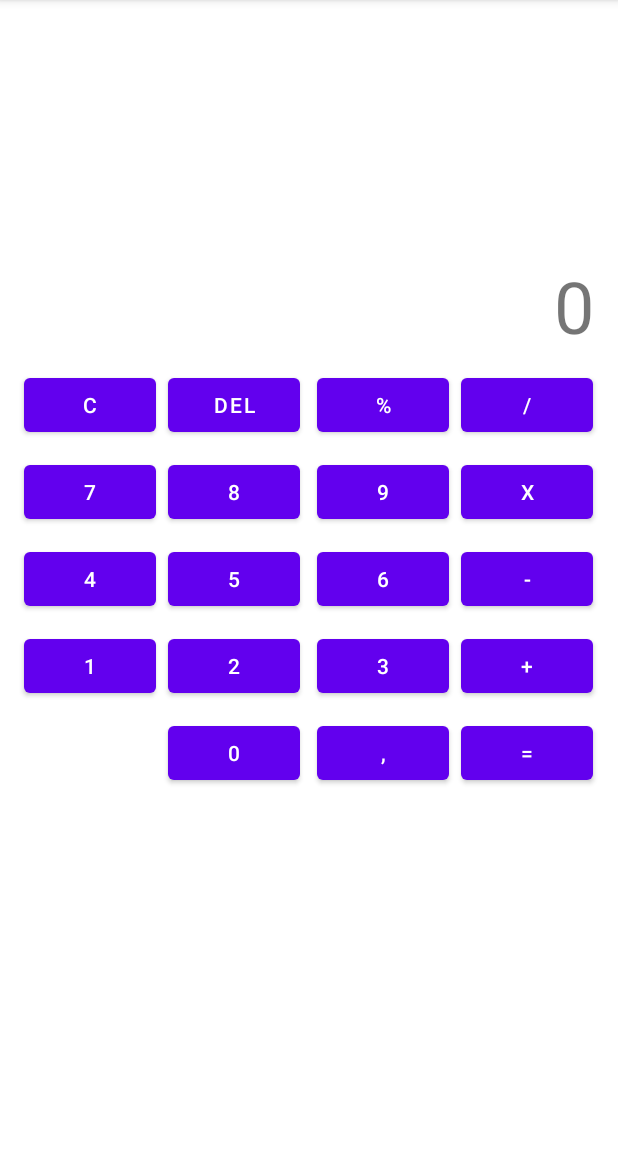
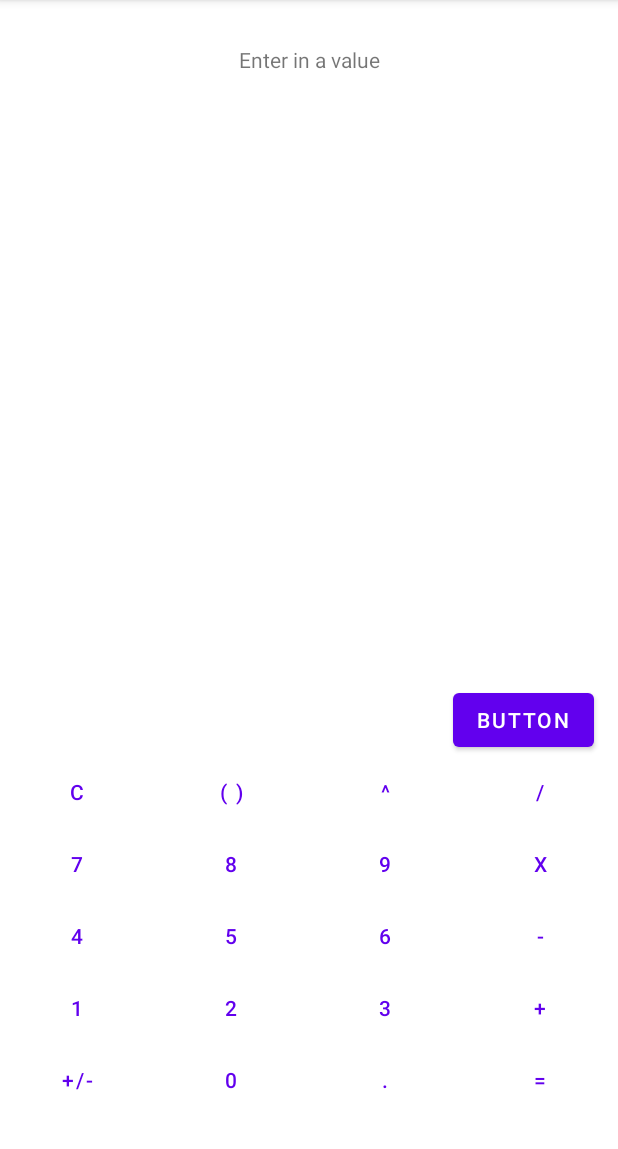
Before and after one commit to Nataniel-Antosik/Simple-Calculator, an Android app: the screen it shows after launch (MainActivity), on a phone screen of 412 x 824 dp, the part 84-1233 px from its top. Run offline under Robolectric (Android 15) with nearby library versions, the phone set to English and light mode, and no system bars.

Commit message:
Added calculator view, in android manifest locked landscape orientation. Added values to string.xml

```diff
--- a/SimpleCalculator/app/src/main/AndroidManifest.xml
+++ b/SimpleCalculator/app/src/main/AndroidManifest.xml
@@ -9,7 +9,9 @@
         android:roundIcon="@mipmap/ic_launcher_round"
         android:supportsRtl="true"
         android:theme="@style/Theme.SimpleCalculator">
-        <activity android:name=".MainActivity">
+        <activity
+            android:name=".MainActivity"
+            android:screenOrientation="portrait">
             <intent-filter>
                 <action android:name="android.intent.action.MAIN" />
 
--- a/SimpleCalculator/app/src/main/java/com/example/simplecalculator/MainActivity.java
+++ b/SimpleCalculator/app/src/main/java/com/example/simplecalculator/MainActivity.java
@@ -3,12 +3,53 @@ package com.example.simplecalculator;
 import androidx.appcompat.app.AppCompatActivity;
 
 import android.os.Bundle;
+import android.util.Log;
 
 public class MainActivity extends AppCompatActivity {
+
+    private static final String TAG = "MyActivity";
 
     @Override
     protected void onCreate(Bundle savedInstanceState) {
         super.onCreate(savedInstanceState);
         setContentView(R.layout.activity_main);
+
+        Log.i(TAG, "onCreate");
+    }
+
+    @Override
+    protected void onStart() {
+        super.onStart();
+        Log.i(TAG, "onStart");
+    }
+
+    @Override
+    protected void onResume() {
+        super.onResume();
+        Log.i(TAG, "onResume");
+    }
+
+    @Override
+    protected void onPause() {
+        super.onPause();
+        Log.i(TAG, "onPause");
+    }
+
+    @Override
+    protected void onDestroy() {
+        super.onDestroy();
+        Log.i(TAG, "onDestroy");
+    }
+
+    @Override
+    protected void onStop() {
+        super.onStop();
+        Log.i(TAG,"onStop");
+    }
+
+    @Override
+    protected void onRestart(){
+        super.onRestart();
+        Log.i(TAG, "onRestart");
     }
 }
--- a/SimpleCalculator/app/src/main/res/layout/activity_main.xml
+++ b/SimpleCalculator/app/src/main/res/layout/activity_main.xml
@@ -4,266 +4,223 @@
     xmlns:tools="http://schemas.android.com/tools"
     android:layout_width="match_parent"
     android:layout_height="match_parent"
+    android:orientation="vertical"
     tools:context=".MainActivity">
 
-    <Button
-        android:id="@+id/one"
+    <TableLayout
+        android:id="@+id/tableLayout"
+        android:layout_width="match_parent"
+        android:layout_height="wrap_content"
+        app:layout_constraintBottom_toBottomOf="parent"
+        app:layout_constraintEnd_toEndOf="parent"
+        app:layout_constraintStart_toStartOf="parent"
+        app:layout_constraintTop_toBottomOf="@+id/textView2"
+        app:layout_constraintVertical_bias="0.95">
+
+        <TableRow
+            android:layout_width="match_parent"
+            android:layout_height="match_parent">
+
+            <Button
+                android:id="@+id/clearBTN"
+                style="?android:attr/buttonBarButtonStyle"
+                android:layout_width="0dp"
+                android:layout_height="wrap_content"
+                android:layout_weight="1"
+                android:text="@string/clear" />
+
+            <Button
+                android:id="@+id/parenthesesBTN"
+                style="?android:attr/buttonBarButtonStyle"
+                android:layout_width="0dp"
+                android:layout_height="wrap_content"
+                android:layout_weight="1"
+                android:text="@string/parentheses" />
+
+            <Button
+                android:id="@+id/exponentBTN"
+                style="?android:attr/buttonBarButtonStyle"
+                android:layout_width="0dp"
+                android:layout_height="wrap_content"
+                android:layout_weight="1"
+                android:text="@string/exponent" />
+
+            <Button
+                android:id="@+id/divideBTN"
+                style="?android:attr/buttonBarButtonStyle"
+                android:layout_width="0dp"
+                android:layout_height="wrap_content"
+                android:layout_weight="1"
+                android:text="@string/divide" />
+
+        </TableRow>
+
+        <TableRow
+            android:layout_width="match_parent"
+            android:layout_height="match_parent">
+
+            <Button
+                android:id="@+id/sevenBTN"
+                style="?android:attr/buttonBarButtonStyle"
+                android:layout_width="0dp"
+                android:layout_height="wrap_content"
+                android:layout_weight="1"
+                android:text="@string/seven" />
+
+            <Button
+                android:id="@+id/eightBTN"
+                style="?android:attr/buttonBarButtonStyle"
+                android:layout_width="0dp"
+                android:layout_height="wrap_content"
+                android:layout_weight="1"
+                android:text="@string/eight" />
+
+            <Button
+                android:id="@+id/nineBTN"
+                style="?android:attr/buttonBarButtonStyle"
+                android:layout_width="0dp"
+                android:layout_height="wrap_content"
+                android:layout_weight="1"
+                android:text="@string/nine" />
+
+            <Button
+                android:id="@+id/multiplyBTN"
+                style="?android:attr/buttonBarButtonStyle"
+                android:layout_width="0dp"
+                android:layout_height="wrap_content"
+                android:layout_weight="1"
+                android:text="@string/multiply" />
+        </TableRow>
+
+        <TableRow
+            android:layout_width="match_parent"
+            android:layout_height="match_parent">
+
+            <Button
+                android:id="@+id/fourBTN"
+                style="?android:attr/buttonBarButtonStyle"
+                android:layout_width="0dp"
+                android:layout_height="wrap_content"
+                android:layout_weight="1"
+                android:text="@string/four" />
+
+            <Button
+                android:id="@+id/fiveBTN"
+                style="?android:attr/buttonBarButtonStyle"
+                android:layout_width="0dp"
+                android:layout_height="wrap_content"
+                android:layout_weight="1"
+                android:text="@string/five" />
+
+            <Button
+                android:id="@+id/sixBTN"
+                style="?android:attr/buttonBarButtonStyle"
+                android:layout_width="0dp"
+                android:layout_height="wrap_content"
+                android:layout_weight="1"
+                android:text="@string/six" />
+
+            <Button
+                android:id="@+id/subtractBTN"
+                style="?android:attr/buttonBarButtonStyle"
+                android:layout_width="0dp"
+                android:layout_height="wrap_content"
+                android:layout_weight="1"
+                android:text="@string/subtract" />
+        </TableRow>
+
+        <TableRow
+            android:layout_width="match_parent"
+            android:layout_height="match_parent">
+
+            <Button
+                android:id="@+id/oneBTN"
+                style="?android:attr/buttonBarButtonStyle"
+                android:layout_width="0dp"
+                android:layout_height="wrap_content"
+                android:layout_weight="1"
+                android:text="@string/one" />
+
+            <Button
+                android:id="@+id/twoBTN"
+                style="?android:attr/buttonBarButtonStyle"
+                android:layout_width="0dp"
+                android:layout_height="wrap_content"
+                android:layout_weight="1"
+                android:text="@string/two" />
+
+            <Button
+                android:id="@+id/threeBTN"
+                style="?android:attr/buttonBarButtonStyle"
+                android:layout_width="0dp"
+                android:layout_height="wrap_content"
+                android:layout_weight="1"
+                android:text="@string/three" />
+
+            <Button
+                android:id="@+id/addBTN"
+                style="?android:attr/buttonBarButtonStyle"
+                android:layout_width="0dp"
+                android:layout_height="wrap_content"
+                android:layout_weight="1"
+                android:text="@string/add" />
+        </TableRow>
+
+        <TableRow
+            android:layout_width="match_parent"
+            android:layout_height="match_parent">
+
+            <Button
+                android:id="@+id/plusMinusBTN"
+                style="?android:attr/buttonBarButtonStyle"
+                android:layout_width="0dp"
+                android:layout_height="wrap_content"
+                android:layout_weight="1"
+                android:text="@string/plusMinus" />
+
+            <Button
+                android:id="@+id/zeroBTN"
+                style="?android:attr/buttonBarButtonStyle"
+                android:layout_width="0dp"
+                android:layout_height="wrap_content"
+                android:layout_weight="1"
+                android:text="@string/zero" />
+
+            <Button
+                android:id="@+id/pointBTN"
+                style="?android:attr/buttonBarButtonStyle"
+                android:layout_width="0dp"
+                android:layout_height="wrap_content"
+                android:layout_weight="1"
+                android:text="@string/point" />
+
+            <Button
+                android:id="@+id/equalsBTN"
+                style="?android:attr/buttonBarButtonStyle"
+                android:layout_width="0dp"
+                android:layout_height="wrap_content"
+                android:layout_weight="1"
+                android:text="@string/equals" />
+        </TableRow>
+    </TableLayout>
+
+    <TextView
+        android:id="@+id/textView2"
         android:layout_width="wrap_content"
         android:layout_height="wrap_content"
-        android:layout_marginTop="10dp"
-        android:text="1"
-        app:layout_constraintBottom_toBottomOf="parent"
+        android:layout_marginTop="30dp"
+        android:text="@string/display"
         app:layout_constraintEnd_toEndOf="parent"
-        app:layout_constraintHorizontal_bias="0.049"
         app:layout_constraintStart_toStartOf="parent"
-        app:layout_constraintTop_toBottomOf="@+id/four"
-        app:layout_constraintVertical_bias="0.0" />
+        app:layout_constraintTop_toTopOf="parent" />
 
     <Button
-        android:id="@+id/two"
+        android:id="@+id/button21"
         android:layout_width="wrap_content"
         android:layout_height="wrap_content"
-        android:layout_marginTop="10dp"
-        android:text="2"
-        app:layout_constraintBottom_toBottomOf="parent"
+        android:text="Button"
+        app:layout_constraintBottom_toTopOf="@+id/tableLayout"
         app:layout_constraintEnd_toEndOf="parent"
-        app:layout_constraintHorizontal_bias="0.036"
-        app:layout_constraintStart_toEndOf="@+id/one"
-        app:layout_constraintTop_toBottomOf="@+id/five"
-        app:layout_constraintVertical_bias="0.0" />
-
-    <Button
-        android:id="@+id/three"
-        android:layout_width="wrap_content"
-        android:layout_height="wrap_content"
-        android:layout_marginTop="10dp"
-        android:text="3"
-        app:layout_constraintBottom_toBottomOf="parent"
-        app:layout_constraintEnd_toEndOf="parent"
-        app:layout_constraintHorizontal_bias="0.089"
-        app:layout_constraintStart_toEndOf="@+id/two"
-        app:layout_constraintTop_toBottomOf="@+id/six"
-        app:layout_constraintVertical_bias="0.0" />
-
-    <Button
-        android:id="@+id/four"
-        android:layout_width="wrap_content"
-        android:layout_height="wrap_content"
-        android:layout_marginTop="10dp"
-        android:text="4"
-        app:layout_constraintBottom_toBottomOf="parent"
-        app:layout_constraintEnd_toEndOf="parent"
-        app:layout_constraintHorizontal_bias="0.049"
-        app:layout_constraintStart_toStartOf="parent"
-        app:layout_constraintTop_toBottomOf="@+id/seven"
-        app:layout_constraintVertical_bias="0.0" />
-
-    <Button
-        android:id="@+id/five"
-        android:layout_width="wrap_content"
-        android:layout_height="wrap_content"
-        android:layout_marginTop="10dp"
-        android:text="5"
-        app:layout_constraintBottom_toBottomOf="parent"
-        app:layout_constraintEnd_toEndOf="parent"
-        app:layout_constraintHorizontal_bias="0.036"
-        app:layout_constraintStart_toEndOf="@+id/four"
-        app:layout_constraintTop_toBottomOf="@+id/eight"
-        app:layout_constraintVertical_bias="0.0" />
-
-    <Button
-        android:id="@+id/six"
-        android:layout_width="wrap_content"
-        android:layout_height="wrap_content"
-        android:layout_marginTop="10dp"
-        android:text="6"
-        app:layout_constraintBottom_toBottomOf="parent"
-        app:layout_constraintEnd_toEndOf="parent"
-        app:layout_constraintHorizontal_bias="0.089"
-        app:layout_constraintStart_toEndOf="@+id/five"
-        app:layout_constraintTop_toBottomOf="@+id/nine"
-        app:layout_constraintVertical_bias="0.0" />
-
-    <Button
-        android:id="@+id/seven"
-        android:layout_width="wrap_content"
-        android:layout_height="wrap_content"
-        android:layout_marginTop="10dp"
-        android:layout_marginBottom="372dp"
-        android:text="7"
-        app:layout_constraintBottom_toBottomOf="parent"
-        app:layout_constraintEnd_toEndOf="parent"
-        app:layout_constraintHorizontal_bias="0.049"
-        app:layout_constraintStart_toStartOf="parent"
-        app:layout_constraintTop_toBottomOf="@+id/delete_all"
-        app:layout_constraintVertical_bias="0.0" />
-
-    <Button
-        android:id="@+id/eight"
-        android:layout_width="wrap_content"
-        android:layout_height="wrap_content"
-        android:layout_marginTop="10dp"
-        android:layout_marginBottom="372dp"
-        android:text="8"
-        app:layout_constraintBottom_toBottomOf="parent"
-        app:layout_constraintEnd_toEndOf="parent"
-        app:layout_constraintHorizontal_bias="0.036"
-        app:layout_constraintStart_toEndOf="@+id/seven"
-        app:layout_constraintTop_toBottomOf="@+id/delete_one"
-        app:layout_constraintVertical_bias="0.0" />
-
-    <Button
-        android:id="@+id/nine"
-        android:layout_width="wrap_content"
-        android:layout_height="wrap_content"
-        android:layout_marginTop="10dp"
-        android:text="9"
-        app:layout_constraintBottom_toBottomOf="parent"
-        app:layout_constraintEnd_toEndOf="parent"
-        app:layout_constraintHorizontal_bias="0.089"
-        app:layout_constraintStart_toEndOf="@+id/eight"
-        app:layout_constraintTop_toBottomOf="@+id/percent"
-        app:layout_constraintVertical_bias="0.0" />
-
-    <Button
-        android:id="@+id/subtraction"
-        android:layout_width="wrap_content"
-        android:layout_height="wrap_content"
-        android:layout_marginTop="10dp"
-        android:text="-"
-        app:layout_constraintBottom_toBottomOf="parent"
-        app:layout_constraintEnd_toEndOf="parent"
-        app:layout_constraintHorizontal_bias="0.333"
-        app:layout_constraintStart_toEndOf="@+id/six"
-        app:layout_constraintTop_toBottomOf="@+id/multiplication"
-        app:layout_constraintVertical_bias="0.0" />
-
-    <Button
-        android:id="@+id/addition"
-        android:layout_width="wrap_content"
-        android:layout_height="wrap_content"
-        android:layout_marginTop="10dp"
-        android:text="+"
-        app:layout_constraintBottom_toBottomOf="parent"
-        app:layout_constraintEnd_toEndOf="parent"
-        app:layout_constraintHorizontal_bias="0.333"
-        app:layout_constraintStart_toEndOf="@+id/three"
-        app:layout_constraintTop_toBottomOf="@+id/subtraction"
-        app:layout_constraintVertical_bias="0.0" />
-
-    <Button
-        android:id="@+id/equal"
-        android:layout_width="wrap_content"
-        android:layout_height="wrap_content"
-        android:layout_marginTop="10dp"
-        android:text="="
-        app:layout_constraintBottom_toBottomOf="parent"
-        app:layout_constraintEnd_toEndOf="parent"
-        app:layout_constraintHorizontal_bias="0.333"
-        app:layout_constraintStart_toEndOf="@+id/comma"
-        app:layout_constraintTop_toBottomOf="@+id/addition"
-        app:layout_constraintVertical_bias="0.0" />
-
-    <Button
-        android:id="@+id/comma"
-        android:layout_width="wrap_content"
-        android:layout_height="wrap_content"
-        android:layout_marginTop="10dp"
-        android:text=","
-        app:layout_constraintBottom_toBottomOf="parent"
-        app:layout_constraintEnd_toEndOf="parent"
-        app:layout_constraintHorizontal_bias="0.089"
-        app:layout_constraintStart_toEndOf="@+id/zero"
-        app:layout_constraintTop_toBottomOf="@+id/three"
-        app:layout_constraintVertical_bias="0.0" />
-
-    <TextView
-        android:id="@+id/result"
-        android:layout_width="wrap_content"
-        android:layout_height="wrap_content"
-        android:text="0"
-        android:textSize="48sp"
-        app:layout_constraintBottom_toBottomOf="parent"
-        app:layout_constraintEnd_toEndOf="parent"
-        app:layout_constraintHorizontal_bias="0.958"
-        app:layout_constraintStart_toStartOf="parent"
-        app:layout_constraintTop_toTopOf="parent"
-        app:layout_constraintVertical_bias="0.244" />
-
-    <Button
-        android:id="@+id/zero"
-        android:layout_width="wrap_content"
-        android:layout_height="wrap_content"
-        android:layout_marginTop="10dp"
-        android:text="0"
-        app:layout_constraintBottom_toBottomOf="parent"
-        app:layout_constraintEnd_toEndOf="parent"
-        app:layout_constraintHorizontal_bias="0.346"
-        app:layout_constraintStart_toStartOf="parent"
-        app:layout_constraintTop_toBottomOf="@+id/two"
-        app:layout_constraintVertical_bias="0.0" />
-
-    <Button
-        android:id="@+id/divide"
-        android:layout_width="wrap_content"
-        android:layout_height="wrap_content"
-        android:layout_marginTop="10dp"
-        android:text="/"
-        app:layout_constraintBottom_toBottomOf="parent"
-        app:layout_constraintEnd_toEndOf="parent"
-        app:layout_constraintHorizontal_bias="0.333"
-        app:layout_constraintStart_toEndOf="@+id/percent"
-        app:layout_constraintTop_toBottomOf="@+id/result"
-        app:layout_constraintVertical_bias="0.0" />
-
-    <Button
-        android:id="@+id/percent"
-        android:layout_width="wrap_content"
-        android:layout_height="wrap_content"
-        android:layout_marginTop="10dp"
-        android:text="%"
-        app:layout_constraintBottom_toBottomOf="parent"
-        app:layout_constraintEnd_toEndOf="parent"
-        app:layout_constraintHorizontal_bias="0.089"
-        app:layout_constraintStart_toEndOf="@+id/delete_one"
-        app:layout_constraintTop_toBottomOf="@+id/result"
-        app:layout_constraintVertical_bias="0.0" />
-
-    <Button
-        android:id="@+id/delete_one"
-        android:layout_width="wrap_content"
-        android:layout_height="wrap_content"
-        android:text="del"
-        app:layout_constraintBottom_toBottomOf="parent"
-        app:layout_constraintEnd_toEndOf="parent"
-        app:layout_constraintHorizontal_bias="0.036"
-        app:layout_constraintStart_toEndOf="@+id/delete_all"
-        app:layout_constraintTop_toBottomOf="@+id/result"
-        app:layout_constraintVertical_bias="0.021" />
-
-    <Button
-        android:id="@+id/delete_all"
-        android:layout_width="wrap_content"
-        android:layout_height="wrap_content"
-        android:text="C"
-        app:layout_constraintBottom_toBottomOf="parent"
-        app:layout_constraintEnd_toEndOf="parent"
-        app:layout_constraintHorizontal_bias="0.049"
-        app:layout_constraintStart_toStartOf="parent"
-        app:layout_constraintTop_toBottomOf="@+id/result"
-        app:layout_constraintVertical_bias="0.021" />
-
-    <Button
-        android:id="@+id/multiplication"
-        android:layout_width="wrap_content"
-        android:layout_height="wrap_content"
-        android:layout_marginTop="10dp"
-        android:text="X"
-        app:layout_constraintBottom_toBottomOf="parent"
-        app:layout_constraintEnd_toEndOf="parent"
-        app:layout_constraintHorizontal_bias="0.333"
-        app:layout_constraintStart_toEndOf="@+id/nine"
-        app:layout_constraintTop_toBottomOf="@+id/divide"
-        app:layout_constraintVertical_bias="0.0" />
-
+        app:layout_constraintHorizontal_bias="0.95"
+        app:layout_constraintStart_toStartOf="parent" />
 </androidx.constraintlayout.widget.ConstraintLayout>
--- a/SimpleCalculator/app/src/main/res/values/strings.xml
+++ b/SimpleCalculator/app/src/main/res/values/strings.xml
@@ -1,3 +1,29 @@
 <resources>
     <string name="app_name">Simple Calculator</string>
+
+    <string name="zero">0</string>
+    <string name="one">1</string>
+    <string name="two">2</string>
+    <string name="three">3</string>
+    <string name="four">4</string>
+    <string name="five">5</string>
+    <string name="six">6</string>
+    <string name="seven">7</string>
+    <string name="eight">8</string>
+    <string name="nine">9</string>
+
+    <string name="clear">C</string>
+    <string name="exponent">^</string>
+    <string name="parentheses">( )</string>
+    <string name="divide">/</string>
+    <string name="multiply">x</string>
+    <string name="add">+</string>
+    <string name="subtract">-</string>
+    <string name="plusMinus">+/-</string>
+    <string name="point">.</string>
+    <string name="equals">=</string>
+
+    <string name="backspace"> </string>
+
+    <string name="display">Enter in a value</string>
 </resources>
```
